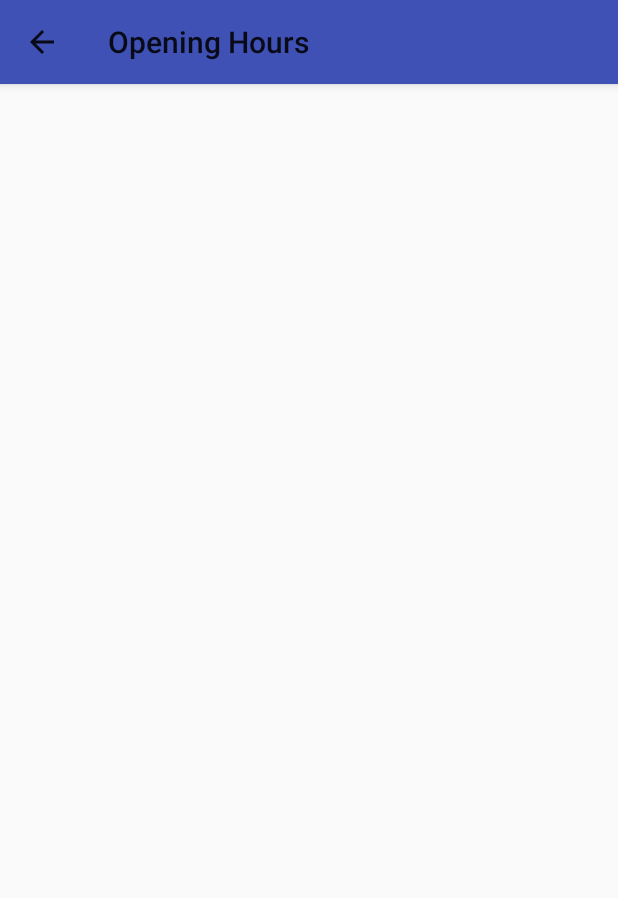
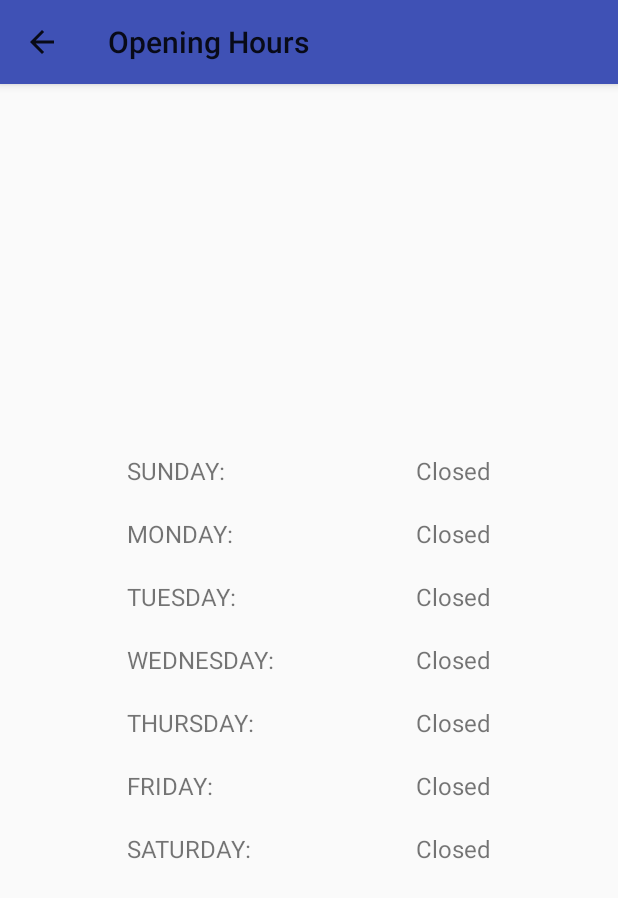
Before and after one commit to SharonLK/for-roy, an Android app: the OpeningHoursActivity screen opened directly, with no data from a screen before it, on a phone screen of 412 x 824 dp. Shown: the top 898 px of the screen. Run offline under Robolectric (Android 15) with nearby library versions, the phone set to English and light mode, and no system bars.

Commit message:
Opening hours
The opening hours are now available for the user in the designated screen.

Issue: #8

```diff
--- a/app/src/main/java/com/askylol/bookaseat/activities/MainActivity.java
+++ b/app/src/main/java/com/askylol/bookaseat/activities/MainActivity.java
@@ -33,6 +33,8 @@ import com.askylol.bookaseat.logic.Seat;
 import com.askylol.bookaseat.logic.User;
 import com.askylol.bookaseat.utils.CalendarUtils;
 import com.askylol.bookaseat.utils.Data;
+import com.askylol.bookaseat.utils.OpeningHours;
+import com.askylol.bookaseat.utils.Pair;
 import com.askylol.bookaseat.utils.Point;
 import com.askylol.bookaseat.utils.TimeOfDay;
 import com.google.firebase.database.DataSnapshot;
@@ -154,7 +156,25 @@ public class MainActivity extends AppCompatActivity {
                             break;
                     }
                     if (c != null) {
-                        startActivity(new Intent(MainActivity.this, c));
+                        Intent intent = new Intent(MainActivity.this, c);
+                        if (c == OpeningHoursActivity.class) {
+                            Map<String, Pair<TimeOfDay, TimeOfDay>> ws = library.getOpeningHours().getWeeklySchedule();
+                            for (OpeningHours.Day day : OpeningHours.Day.values()) {
+                                Pair<TimeOfDay, TimeOfDay> hPair = ws.get(day.toString());
+                                ArrayList<Integer> tmp;
+                                if (hPair != null) {
+                                   tmp = new ArrayList<>();
+                                    tmp.add(hPair.first.hour);
+                                    tmp.add(hPair.first.minute);
+                                    tmp.add(hPair.second.hour);
+                                    tmp.add(hPair.second.minute);
+                                } else {
+                                    tmp = null;
+                                }
+                                intent.putIntegerArrayListExtra(day.toString(), tmp);
+                            }
+                        }
+                        startActivity(intent);
                         drawerLayout.closeDrawers();
                     }
                     return true;
--- a/app/src/main/java/com/askylol/bookaseat/activities/OpeningHoursActivity.java
+++ b/app/src/main/java/com/askylol/bookaseat/activities/OpeningHoursActivity.java
@@ -1,12 +1,20 @@
 package com.askylol.bookaseat.activities;
 
+import android.content.Intent;
 import android.support.v4.app.NavUtils;
 import android.support.v7.app.AppCompatActivity;
 import android.os.Bundle;
 import android.support.v7.widget.Toolbar;
+import android.util.Log;
 import android.view.MenuItem;
+import android.widget.LinearLayout;
+import android.widget.TextView;
 
 import com.askylol.bookaseat.R;
+import com.askylol.bookaseat.utils.OpeningHours;
+
+import java.util.ArrayList;
+import java.util.Locale;
 
 public class OpeningHoursActivity extends AppCompatActivity {
 
@@ -19,6 +27,30 @@ public class OpeningHoursActivity extends AppCompatActivity {
         setSupportActionBar(toolbar);
         getSupportActionBar().setTitle(R.string.nav_opening);
         getSupportActionBar().setDisplayHomeAsUpEnabled(true);
+
+        Intent intent = getIntent();
+        LinearLayout openings = (LinearLayout) findViewById(R.id.opening_layout);
+        LinearLayout days = (LinearLayout) findViewById(R.id.days);
+
+        for (OpeningHours.Day day : OpeningHours.Day.values()) {
+            ArrayList<Integer> tmp = intent.getIntegerArrayListExtra(day.toString());
+            TextView textView = new TextView(OpeningHoursActivity.this);
+            TextView dayTextView = new TextView(OpeningHoursActivity.this);
+            String s = String.format(Locale.US, "%s:", day.toString());
+            dayTextView.setText(s);
+            dayTextView.setTextSize(16);
+            dayTextView.setPadding(15, 15, 15, 15);
+            days.addView(dayTextView);
+            if (tmp != null) {
+                s = String.format(Locale.US, "%02d:%02d - %02d:%02d", tmp.get(0), tmp.get(1), tmp.get(2), tmp.get(3));
+            } else {
+                s = String.format(Locale.US, "%s", getString(R.string.closed));
+            }
+            textView.setText(s);
+            textView.setTextSize(16);
+            textView.setPadding(15, 15, 15, 15);
+            openings.addView(textView);
+        }
     }
 
     @Override
--- a/app/src/main/res/layout/activity_opening_hours.xml
+++ b/app/src/main/res/layout/activity_opening_hours.xml
@@ -17,40 +17,50 @@
         android:layout_height="match_parent"
         android:orientation="vertical">
 
-        <TextView
-            android:id="@+id/sundayHours"
-            android:layout_width="wrap_content"
-            android:layout_height="wrap_content" />
+        <View
+            android:layout_width="match_parent"
+            android:layout_height="0dp"
+            android:layout_weight="1"/>
 
-        <TextView
-            android:id="@+id/mondayHours"
-            android:layout_width="wrap_content"
-            android:layout_height="wrap_content" />
+        <LinearLayout
+            android:layout_width="match_parent"
+            android:layout_height="wrap_content"
+            android:orientation="horizontal">
 
-        <TextView
-            android:id="@+id/tuesdayHours"
-            android:layout_width="wrap_content"
-            android:layout_height="wrap_content" />
+            <View
+                android:layout_width="0dp"
+                android:layout_height="match_parent"
+                android:layout_weight="1"/>
 
-        <TextView
-            android:id="@+id/wednesdayHours"
-            android:layout_width="wrap_content"
-            android:layout_height="wrap_content" />
+            <LinearLayout
+                android:id="@+id/days"
+                android:layout_width="wrap_content"
+                android:layout_height="wrap_content"
+                android:orientation="vertical">
+            </LinearLayout>
 
-        <TextView
-            android:id="@+id/thursdayHours"
-            android:layout_width="wrap_content"
-            android:layout_height="wrap_content" />
+            <View
+                android:layout_width="0dp"
+                android:layout_height="match_parent"
+                android:layout_weight="1"/>
 
-        <TextView
-            android:id="@+id/fridayHours"
-            android:layout_width="wrap_content"
-            android:layout_height="wrap_content" />
+            <LinearLayout
+                android:id="@+id/opening_layout"
+                android:layout_width="wrap_content"
+                android:layout_height="wrap_content"
+                android:orientation="vertical">
+            </LinearLayout>
 
-        <TextView
-            android:id="@+id/saturdayHours"
-            android:layout_width="wrap_content"
-            android:layout_height="wrap_content" />
+            <View
+                android:layout_width="0dp"
+                android:layout_height="match_parent"
+                android:layout_weight="1"/>
+        </LinearLayout>
+
+        <View
+            android:layout_width="match_parent"
+            android:layout_height="0dp"
+            android:layout_weight="1"/>
 
     </LinearLayout>
 </LinearLayout>
--- a/app/src/main/res/values/strings.xml
+++ b/app/src/main/res/values/strings.xml
@@ -25,4 +25,5 @@
     <string name="seat_already_reserved">Seat is already reserved for that duration. Please choose another time interval</string>
     <string name="yes">yes</string>
     <string name="cant_reserve_past">Can not reserve a seat for past time</string>
+    <string name="closed">Closed</string>
 </resources>
```
Also changed, not shown: 1 other file.
